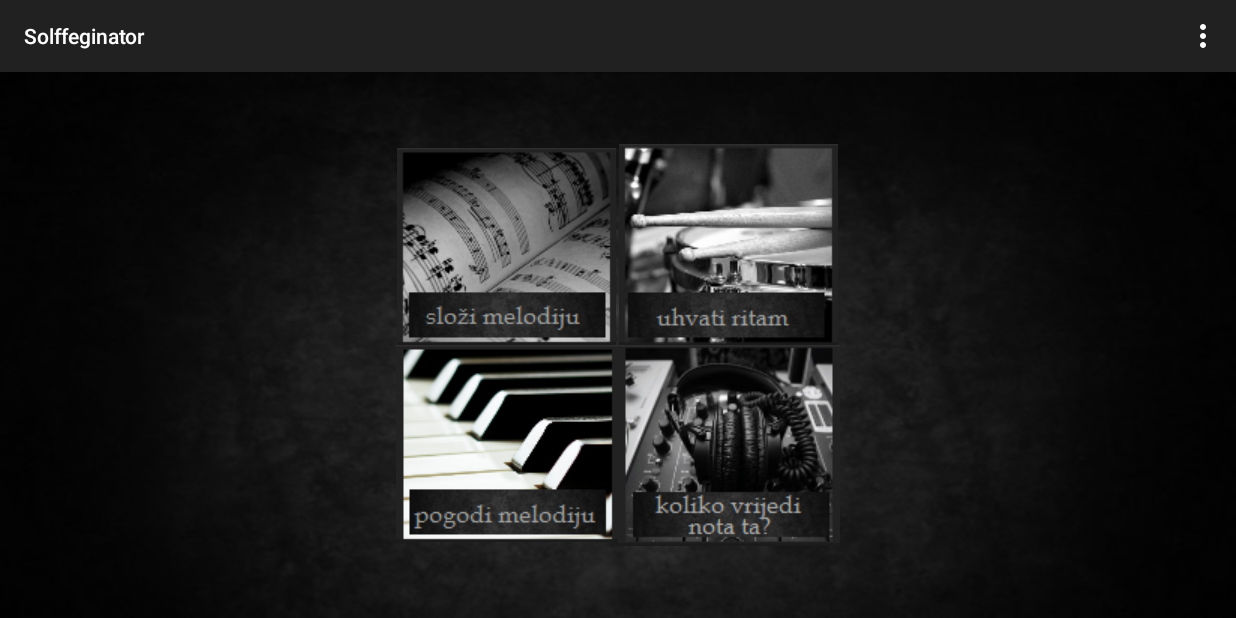
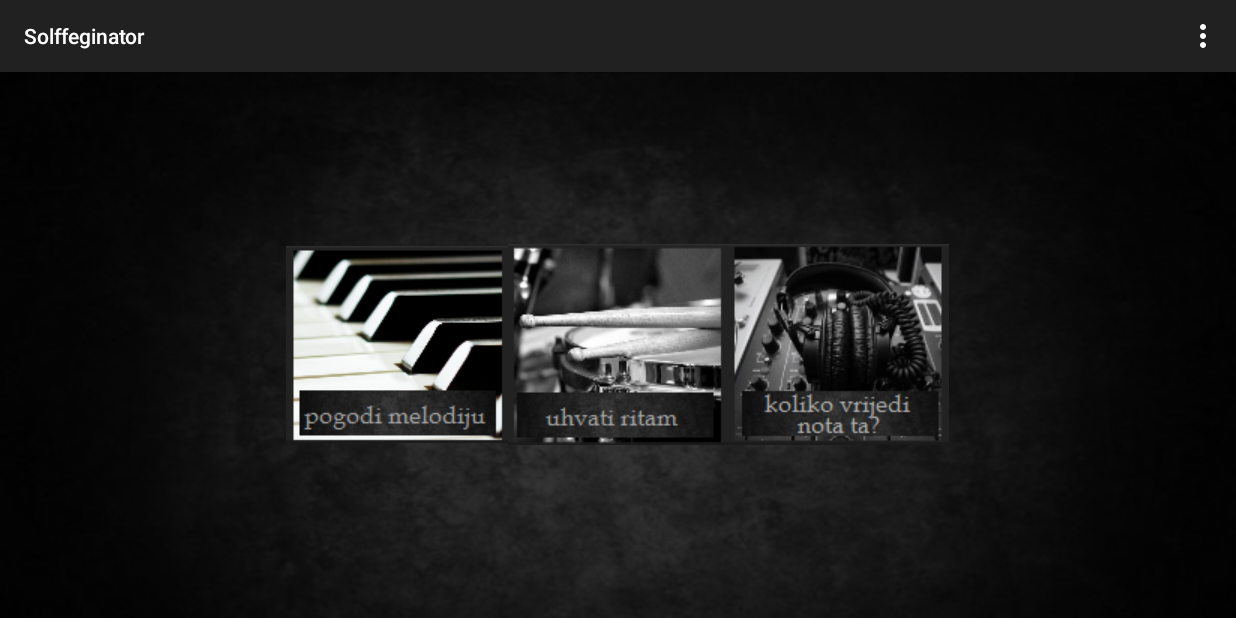
Before and after one commit to Krastavci/Solffeginator, an Android app: the screen it shows after launch (MainActivity), on a phone screen of 824 x 412 dp (held sideways). Run offline under Robolectric (Android 15) with nearby library versions, the phone set to English and light mode, and no system bars.

Commit message:
Kao finale

```diff
--- a/app/src/main/res/layout/activity_main.xml
+++ b/app/src/main/res/layout/activity_main.xml
@@ -1,21 +1,15 @@
-<RelativeLayout xmlns:android="http://schemas.android.com/apk/res/android"
+<LinearLayout xmlns:android="http://schemas.android.com/apk/res/android"
     xmlns:tools="http://schemas.android.com/tools" android:layout_width="match_parent"
     android:layout_height="match_parent" android:paddingLeft="@dimen/activity_horizontal_margin"
     android:paddingRight="@dimen/activity_horizontal_margin"
     android:paddingTop="@dimen/activity_vertical_margin"
     android:paddingBottom="@dimen/activity_vertical_margin" tools:context=".MainActivity"
     android:background="@drawable/background"
-    android:orientation="vertical">
-
-    <LinearLayout
-        android:orientation="horizontal"
-        android:layout_width="fill_parent"
-        android:layout_height="fill_parent"
-        android:gravity="center">
-
+    android:orientation="vertical"
+    android:gravity="center">
 
         <LinearLayout
-            android:orientation="vertical"
+            android:orientation="horizontal"
             android:layout_width="wrap_content"
             android:layout_height="fill_parent"
             android:gravity="center" >
@@ -23,22 +17,9 @@
             <ImageButton
                 android:layout_width="wrap_content"
                 android:layout_height="wrap_content"
-                android:id="@+id/slozi_melodiju"
-                android:background="@drawable/slozi_melodiju"/>
-
-            <ImageButton
-                android:layout_width="wrap_content"
-                android:layout_height="wrap_content"
                 android:id="@+id/pogodi_melodiju"
                 android:onClick="onClickPogodiMelodiju"
                 android:background="@drawable/pogodi_melodiju"/>
-        </LinearLayout>
-
-        <LinearLayout
-            android:orientation="vertical"
-            android:layout_width="wrap_content"
-            android:layout_height="fill_parent"
-            android:gravity="center" >
 
             <ImageButton
                 android:layout_width="wrap_content"
@@ -55,5 +36,4 @@
                 android:onClick="onKolikoVrijediNotaTa" />
         </LinearLayout>
 
-    </LinearLayout>
-</RelativeLayout>
+</LinearLayout>
```
